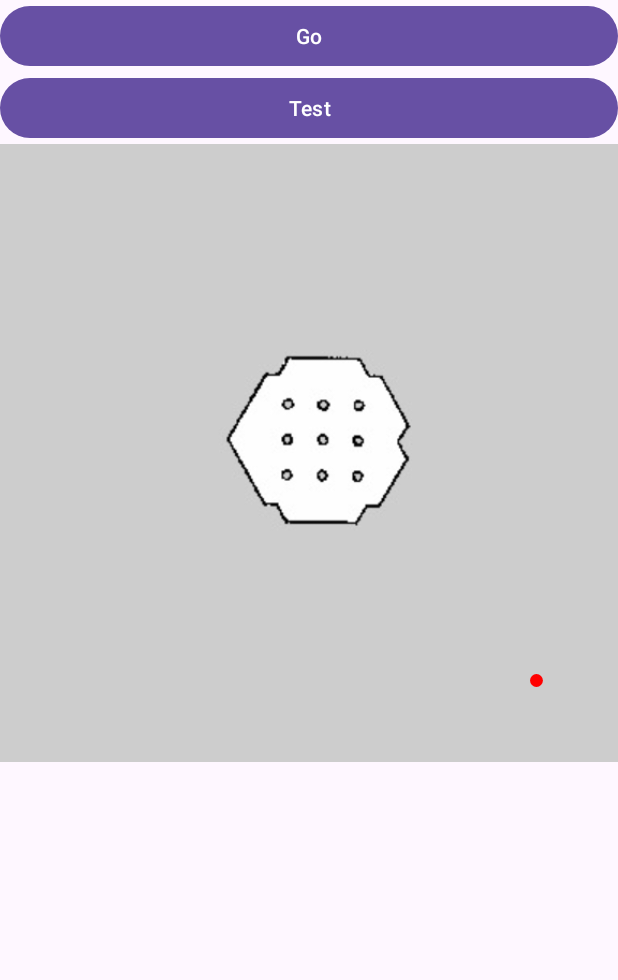
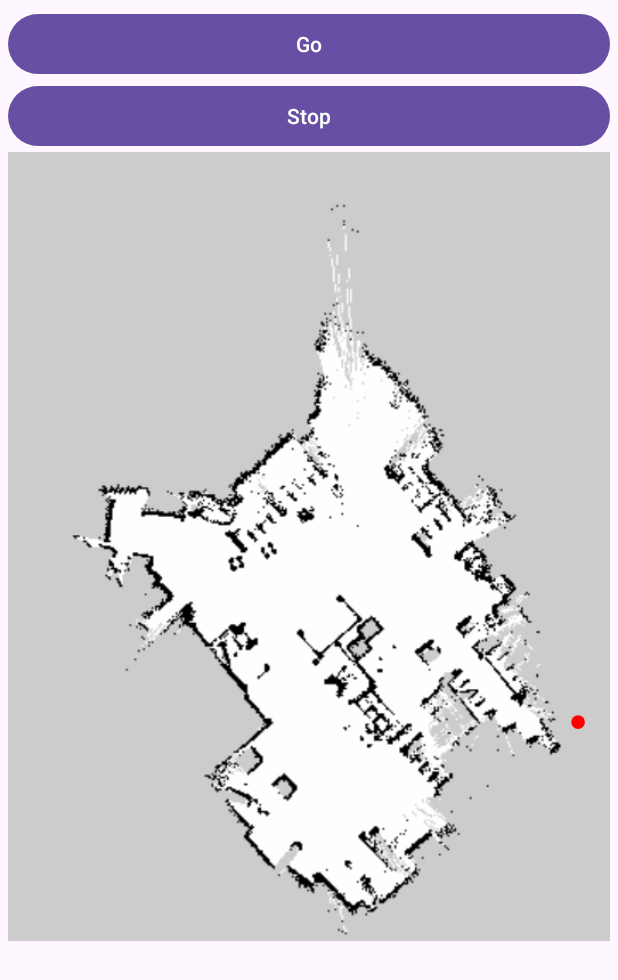
Before and after one commit to ENTC-FYP-19-G08/ismrr, an Android app: the ActivityMap screen opened directly, with no data from a screen before it, on a phone screen of 412 x 824 dp. Shown: the top 980 px of the screen. Run offline under Robolectric (Android 15) with nearby library versions, the phone set to English and light mode, and no system bars; our stand-ins replace Firebase (no records; nobody signed in at launch, a user with empty details on screens opened directly).

Commit message:
update map

```diff
--- a/app/android/ISMRR/app/src/main/java/ml/entc19fyp/ismrr/ActivityMap.java
+++ b/app/android/ISMRR/app/src/main/java/ml/entc19fyp/ismrr/ActivityMap.java
@@ -16,7 +16,7 @@ import com.google.firebase.database.ValueEventListener;
 import ml.entc19fyp.ismrr.CustomMapView.Location;
 public class ActivityMap extends AppCompatActivity {
 
-    Button btnGo, btnTest;
+    Button btnGo,btnStop, btnTest;
     DatabaseReference dbRefMain, dbRefTargetLocation, dbRefCurrentLocation;
     CustomMapView map;
     @Override
@@ -26,11 +26,12 @@ public class ActivityMap extends AppCompatActivity {
 
         map = findViewById(R.id.mapView);
         btnGo = findViewById(R.id.btnGo);
+        btnStop=findViewById(R.id.btnStop);
         btnTest = findViewById(R.id.btnTest);
         dbRefMain = FirebaseDatabase.getInstance().getReference("/ISMRR");
         dbRefTargetLocation = dbRefMain.child("/robot/reach");
         dbRefCurrentLocation = dbRefMain.child("/app/pos");
-        map.setMapImageDimensions(384,384);
+        map.setMapImageDimensions(352,461);
 
         map.setOnMapTapListener(new CustomMapView.OnMapTapListener() {
             @Override
@@ -63,6 +64,8 @@ public class ActivityMap extends AppCompatActivity {
             }
         });
 
+
+
         dbRefCurrentLocation.addValueEventListener(new ValueEventListener() {
             @Override
             public void onDataChange(DataSnapshot dataSnapshot) {
--- a/app/android/ISMRR/app/src/main/res/layout/activity_map.xml
+++ b/app/android/ISMRR/app/src/main/res/layout/activity_map.xml
@@ -6,7 +6,8 @@
     android:layout_width="match_parent"
     android:layout_height="match_parent"
     tools:context=".ActivityMap"
-    android:orientation="vertical">
+    android:orientation="vertical"
+    android:padding="5dp">
     <Button
         android:id="@+id/btnGo"
         android:layout_width="match_parent"
@@ -16,13 +17,21 @@
         android:id="@+id/btnTest"
         android:layout_width="match_parent"
         android:layout_height="wrap_content"
-        android:text="Test"/>
+        android:text="Test"
+        android:visibility="gone"/>
+
+    <Button
+        android:id="@+id/btnStop"
+        android:layout_width="match_parent"
+        android:layout_height="wrap_content"
+        android:text="Stop"/>
+
 
     <ml.entc19fyp.ismrr.CustomMapView
         android:id="@+id/mapView"
         android:layout_width="match_parent"
-        android:layout_height="500dp"
-        android:src="@drawable/map2"
+        android:layout_height="match_parent"
+        android:src="@drawable/map4"
         android:scaleType="matrix"
 
         />
```
Also changed, not shown: app/android/ISMRR/app/src/main/res/drawable/map4.png (added).
